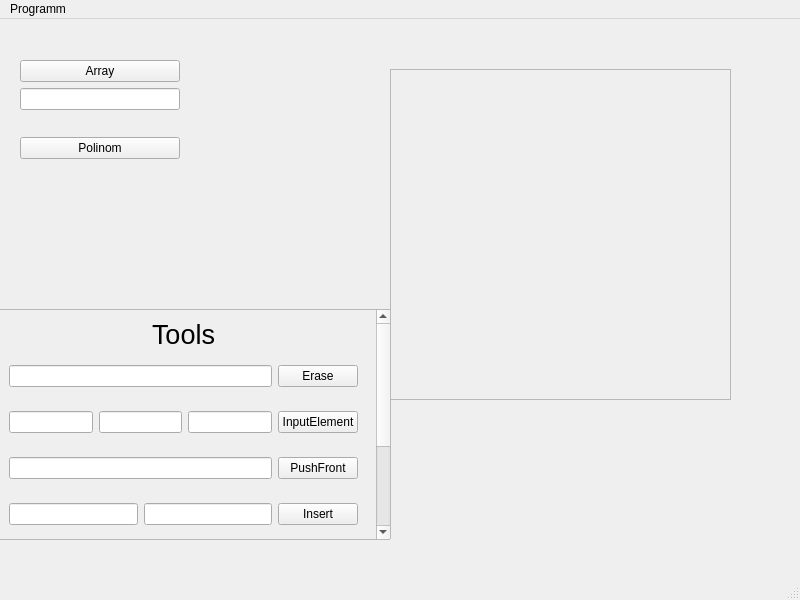
This is userinterface.ui in HostCase/oopArray as Qt 5 draws it before an edit. The edited form follows.
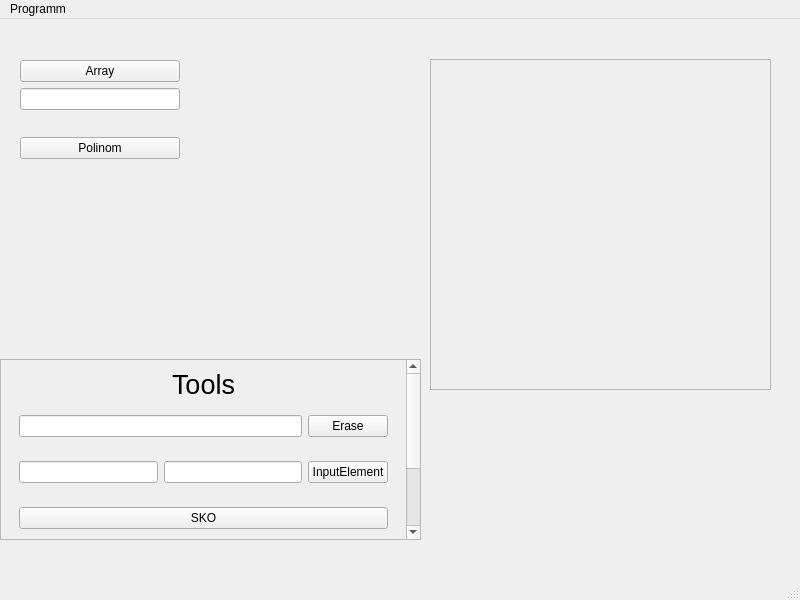
This is the edited form.

Diff of the .ui file:
```diff
--- a/userinterface.ui
+++ b/userinterface.ui
@@ -54,8 +54,8 @@
    <widget class="QScrollArea" name="scrollAreaOutput">
     <property name="geometry">
      <rect>
-      <x>390</x>
-      <y>50</y>
+      <x>430</x>
+      <y>40</y>
       <width>341</width>
       <height>331</height>
      </rect>
@@ -77,10 +77,10 @@
    <widget class="QScrollArea" name="scrollArea_2">
     <property name="geometry">
      <rect>
-      <x>-10</x>
-      <y>290</y>
-      <width>401</width>
-      <height>231</height>
+      <x>0</x>
+      <y>340</y>
+      <width>421</width>
+      <height>181</height>
      </rect>
     </property>
     <property name="styleSheet">
@@ -98,9 +98,9 @@
      <property name="geometry">
       <rect>
        <x>0</x>
-       <y>-281</y>
-       <width>385</width>
-       <height>510</height>
+       <y>0</y>
+       <width>405</width>
+       <height>382</height>
       </rect>
      </property>
      <layout class="QVBoxLayout" name="verticalLayout_3">
@@ -145,9 +145,6 @@
            <item>
             <widget class="QLineEdit" name="lineforChangeRealInput"/>
            </item>
-           <item>
-            <widget class="QLineEdit" name="lineforChangeImagineInput"/>
-           </item>
            <item>
             <widget class="QPushButton" name="ChangeElement">
              <property name="styleSheet">
@@ -162,49 +159,6 @@
           </layout>
          </widget>
         </item>
-        <item>
-         <widget class="QWidget" name="widget_6" native="true">
-          <layout class="QHBoxLayout" name="horizontalLayout_6">
-           <item>
-            <widget class="QLineEdit" name="PushFrontLine"/>
-           </item>
-           <item>
-            <widget class="QPushButton" name="PushFrontButton">
-             <property name="styleSheet">
-              <string notr="true">border-color: rgb(0, 60, 255);
-</string>
-             </property>
-             <property name="text">
-              <string>PushFront</string>
-             </property>
-            </widget>
-           </item>
-          </layout>
-         </widget>
-        </item>
-        <item>
-         <widget class="QWidget" name="widget_3" native="true">
-          <layout class="QHBoxLayout" name="horizontalLayout_3">
-           <item>
-            <widget class="QLineEdit" name="InsertPosition"/>
-           </item>
-           <item>
-            <widget class="QLineEdit" name="InsertValue"/>
-           </item>
-           <item>
-            <widget class="QPushButton" name="InsertButton">
-             <property name="styleSheet">
-              <string notr="true">border-color: rgb(0, 60, 255);
-</string>
-             </property>
-             <property name="text">
-              <string>Insert</string>
-             </property>
-            </widget>
-           </item>
-          </layout>
-         </widget>
-        </item>
         <item>
          <widget class="QWidget" name="widget_4" native="true">
           <layout class="QHBoxLayout" name="horizontalLayout_4">
```
Left out of the diff: 46 changed lines with no effect on the pictures.
